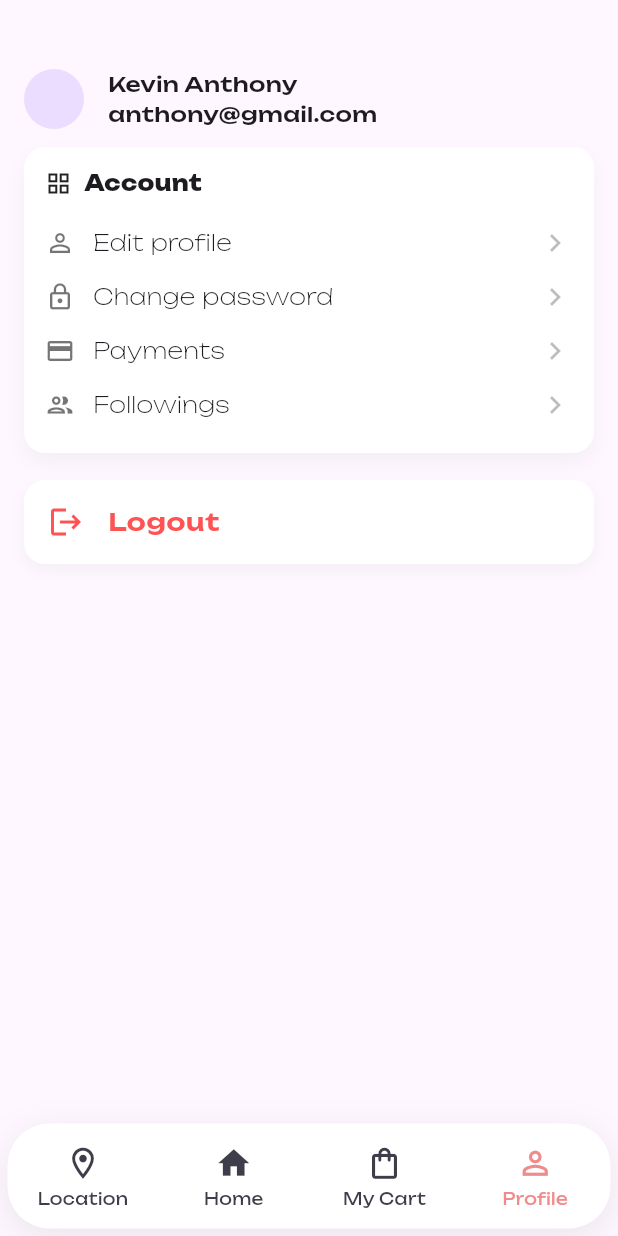
After one commit to campodonico3/real_world_provider, a Flutter app: the ProfileScreen screen opened by its route, on a phone screen of 412 x 824 dp. The commit adds this screen. Run offline on Flutter 3.47's test engine with Material 3 defaults, Android fonts, the phone set to English and light mode, and no system bars; our stand-ins replace firebase_auth, firebase_core, flutter_svg, go_router, shared_preferences; missing offline and left inert: dart:ffi; accounts and stored records are empty; project files that could hold a hidden picture were left out.

Commit message:
feat: Add profile screen and logout functionality
This commit introduces a new profile screen and implements the user logout functionality.

Key changes:

-   **New `ProfileScreen`:**
    -   A new screen has been created to display user profile information and options.
    -   It includes sections for account management like "Edit profile", "Change password", etc.
    -   A "Logout" button is available, which triggers the logout process.

-   **Routing:**
    -   The route `/profile` now correctly points to the new `ProfileScreen`.

-   **Authentication Service:**
    -   The `logout` method in `AuthService` has been updated to also remove the stored user data (`_userKey`) from shared preferences, ensuring a complete session cleanup.
    -   Hardcoded preference keys (`'auth_token'`) have been replaced with private constants (`_tokenKey`) for better maintainability.

```diff
--- a/lib/core/router/router.dart
+++ b/lib/core/router/router.dart
@@ -3,6 +3,7 @@ import 'package:go_router/go_router.dart';
 import 'package:real_world_provider/core/router/routers.dart';
 import 'package:real_world_provider/providers/auth_provider.dart';
 import 'package:real_world_provider/screens/otp_screen.dart';
+import 'package:real_world_provider/screens/profile_screen.dart';
 import 'package:real_world_provider/screens/sign_in_screen.dart';
 import 'package:real_world_provider/screens/sign_up_screen.dart';
 import 'package:real_world_provider/screens/splash_screen.dart';
@@ -109,7 +110,7 @@ GoRouter createRouter(AuthProvider authProvider) {
             routes: [
               GoRoute(
                 path: Routes.profilePage,
-                builder: (context, state) => const CartScreen(),
+                builder: (context, state) => const ProfileScreen(),
               ),
             ],
           ),
--- /dev/null
+++ b/lib/screens/profile_screen.dart
@@ -0,0 +1,161 @@
+import 'package:flutter/material.dart';
+import 'package:provider/provider.dart';
+import 'package:real_world_provider/providers/auth_provider.dart';
+
+class ProfileScreen extends StatelessWidget {
+  const ProfileScreen({super.key});
+
+  @override
+  Widget build(BuildContext context) {
+    return Scaffold(
+      body: Column(
+        children: [
+          Expanded(
+            child: SingleChildScrollView(
+              padding: EdgeInsets.all(16),
+              child: Column(
+                children: [
+                  SizedBox(height: 30), // Revisar esto
+                  Row(
+                    children: [
+                      CircleAvatar(),
+                      SizedBox(width: 16),
+                      Column(
+                        crossAxisAlignment: CrossAxisAlignment.start,
+                        children: [
+                          Text('Kevin Anthony'),
+                          Text('anthony@gmail.com'),
+                        ],
+                      ),
+                    ],
+                  ),
+                  SizedBox(height: 12,),
+                  _buildSectionCard(
+                    title: 'Account',
+                    children: [
+                      _buildListTile('Edit profile', Icons.person_outline),
+                      _buildListTile('Change password', Icons.lock_outline),
+                      _buildListTile('Payments', Icons.payment_outlined),
+                      _buildListTile('Followings', Icons.group_outlined),
+                    ],
+                  ),
+                  const SizedBox(height: 18),
+
+                  // Logout botón
+                  Container(
+                    width: double.infinity,
+                    decoration: BoxDecoration(
+                      color: Colors.white,
+                      borderRadius: BorderRadius.circular(14),
+                      boxShadow: [
+                        BoxShadow(
+                          color: Colors.black.withOpacity(0.04),
+                          blurRadius: 8,
+                          offset: const Offset(0, 4),
+                        ),
+                      ],
+                    ),
+                    child: ListTile(
+                      leading: const Icon(Icons.logout, color: Colors.redAccent),
+                      title: const Text(
+                        'Logout',
+                        style: TextStyle(
+                          color: Colors.redAccent,
+                          fontWeight: FontWeight.w600,
+                        ),
+                      ),
+                      onTap: () async {
+                        await context.read<AuthProvider>().logout();
+                        if (!context.mounted) return;
+                        ScaffoldMessenger.of(context).showSnackBar(
+                          const SnackBar(
+                            content: Text('Sesión cerrada correctamente'),
+                          ),
+                        );
+                        // El enrutador redirige automáticamente al login al cambiar el estado de auth
+                      },
+                    ),
+                  ),
+                ],
+              ),
+            ),
+          ),
+        ],
+      ),
+    );
+  }
+
+  Widget _buildSectionCard({required String title, required List<Widget> children}) {
+    return Container(
+      width: double.infinity,
+      padding: const EdgeInsets.all(14),
+      decoration: BoxDecoration(
+        color: Colors.white,
+        borderRadius: BorderRadius.circular(14),
+        boxShadow: [
+          BoxShadow(
+            color: Colors.black.withOpacity(0.04),
+            blurRadius: 10,
+            offset: const Offset(0, 6),
+          ),
+        ],
+      ),
+      child: Column(
+        crossAxisAlignment: CrossAxisAlignment.start,
+        children: [
+          // Título de sección
+          Row(
+            children: [
+              const Icon(Icons.grid_view_outlined, size: 18, color: Colors.black87),
+              const SizedBox(width: 8),
+              Text(
+                title,
+                style: const TextStyle(fontWeight: FontWeight.w700),
+              ),
+            ],
+          ),
+          const SizedBox(height: 8),
+          // Divisor sutil
+          const SizedBox(height: 4),
+          // Contenidos (list tiles)
+          ...children.map((w) {
+            return Column(
+              children: [
+                Padding(
+                  padding: const EdgeInsets.symmetric(vertical: 6),
+                  child: w,
+                ),
+                // Divider entre items (excepto último)
+              ],
+            );
+          }).toList(),
+        ],
+      ),
+    );
+  }
+
+  Widget _buildListTile(String title, IconData icon) {
+    return InkWell(
+      borderRadius: BorderRadius.circular(8),
+      onTap: () {
+        // Acción de ejemplo
+      },
+      child: Row(
+        mainAxisAlignment: MainAxisAlignment.spaceBetween,
+        children: [
+          Row(
+            children: [
+              Icon(icon, size: 20, color: Colors.black54),
+              const SizedBox(width: 12),
+              Text(
+                title,
+                style: const TextStyle(fontSize: 15, fontWeight: FontWeight.w300),
+              ),
+            ],
+          ),
+          const Icon(Icons.chevron_right, color: Colors.black26),
+        ],
+      ),
+    );
+  }
+}
--- a/lib/services/auth_service1.dart
+++ b/lib/services/auth_service1.dart
@@ -127,19 +127,20 @@ class AuthService {
   /// Obtener token guardado
   static Future<String?> getToken() async {
     final prefs = await SharedPreferences.getInstance();
-    return prefs.getString('auth_token');
+    return prefs.getString(_tokenKey);
   }
 
   /// Guardar token
   static Future<void> _saveToken(String token) async {
     final prefs = await SharedPreferences.getInstance();
-    await prefs.setString('auth_token', token);
+    await prefs.setString(_tokenKey, token);
   }
 
   /// Cerrar sesión (eliminar token)
   static Future<void> logout() async {
     final prefs = await SharedPreferences.getInstance();
-    await prefs.remove('auth_token');
+    await prefs.remove(_tokenKey);
+    await prefs.remove(_userKey);
   }
 
   /// Obtener headers con autorización
```
